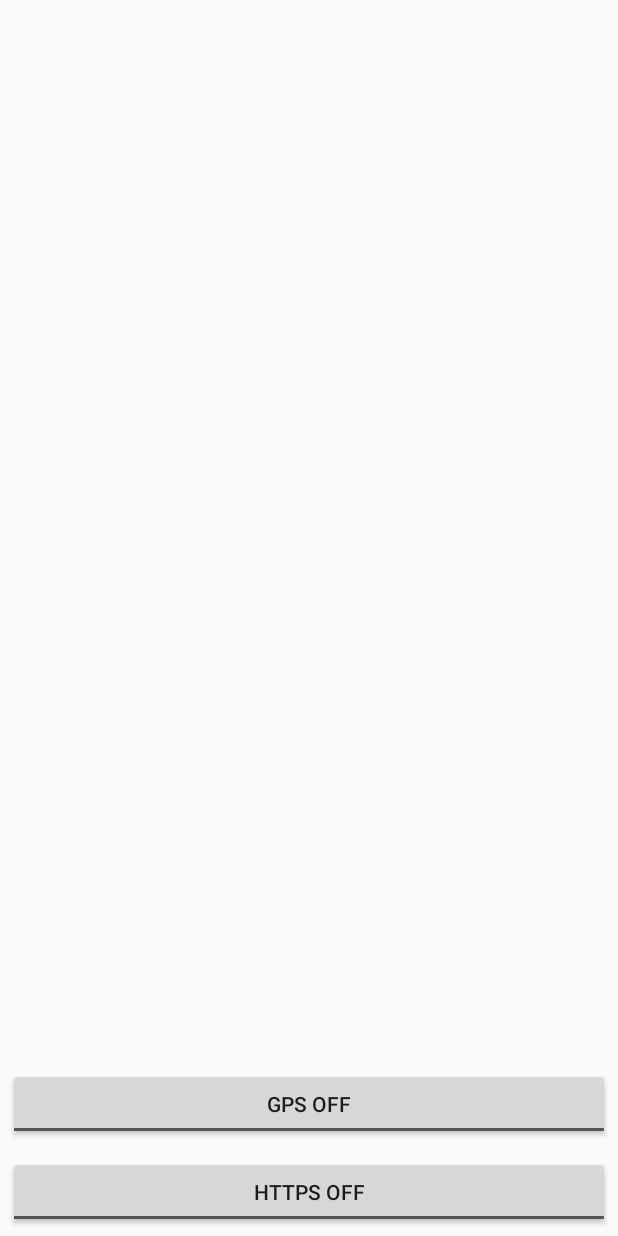
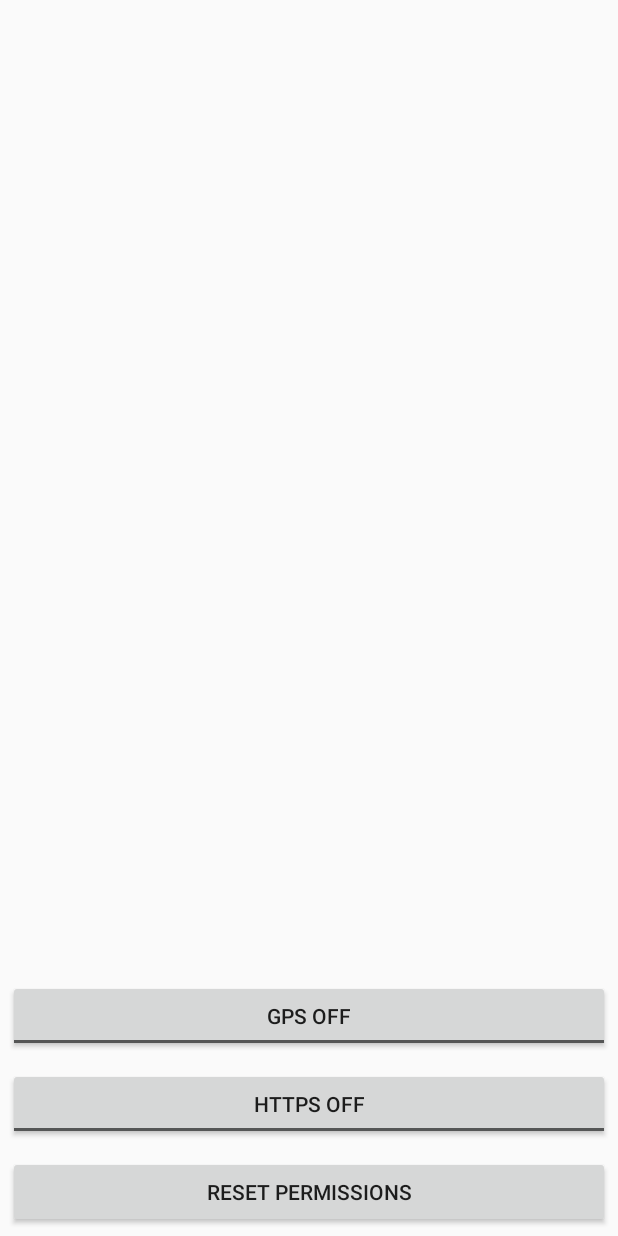
Before and after one commit to troshkovdanil/mobsen, an Android app built with Jetpack Compose: the screen it shows after launch (MainActivity), on a phone screen of 412 x 824 dp. Run offline under Robolectric (Android 15) with nearby library versions, the phone set to English and light mode, and no system bars.

Commit message:
reset permissions button

```diff
--- a/app/src/main/java/com/example/myapplication/MainActivity.kt
+++ b/app/src/main/java/com/example/myapplication/MainActivity.kt
@@ -1,6 +1,7 @@
 package com.example.myapplication
 
 import android.Manifest
+import android.app.ActivityManager
 import android.content.Context
 import android.content.pm.PackageManager
 import android.location.Location
@@ -11,6 +12,7 @@ import android.text.method.ScrollingMovementMethod
 import android.view.View
 import android.widget.TextView
 import android.widget.ToggleButton
+import android.widget.Button
 import androidx.activity.ComponentActivity
 import androidx.core.app.ActivityCompat
 import androidx.core.content.ContextCompat
@@ -30,11 +32,14 @@ class MainActivity : ComponentActivity(), LocationListener {
         super.onCreate(savedInstanceState)
         setContentView(R.layout.activity_main)
 
-        //(getSystemService(ACTIVITY_SERVICE) as ActivityManager).clearApplicationUserData()
-
         val txt = findViewById<TextView>(R.id.txtview)
         txt.movementMethod = ScrollingMovementMethod()
         txt.text = ""
+
+        val btn_reset_permissions = findViewById<Button>(R.id.btn_reset_permissions)
+        btn_reset_permissions.setOnClickListener() {
+            (getSystemService(ACTIVITY_SERVICE) as ActivityManager).clearApplicationUserData()
+        }
     }
 
     private lateinit var locationManager: LocationManager
--- a/app/src/main/res/layout/activity_main.xml
+++ b/app/src/main/res/layout/activity_main.xml
@@ -13,7 +13,7 @@
         android:layout_margin="5dp"
         android:textColor="@color/black"
         android:scrollbars="vertical"
-    />
+        />
     <ToggleButton
         android:id="@+id/tbtn_gps"
         android:layout_width="match_parent"
@@ -32,4 +32,11 @@
         android:textOn="https on"
         android:onClick="onHTTPSToggleClicked"
         />
+    <Button
+        android:id="@+id/btn_reset_permissions"
+        android:layout_width="match_parent"
+        android:layout_height="wrap_content"
+        android:layout_margin="5dp"
+        android:text="reset permissions"
+        />
 </LinearLayout>
```
